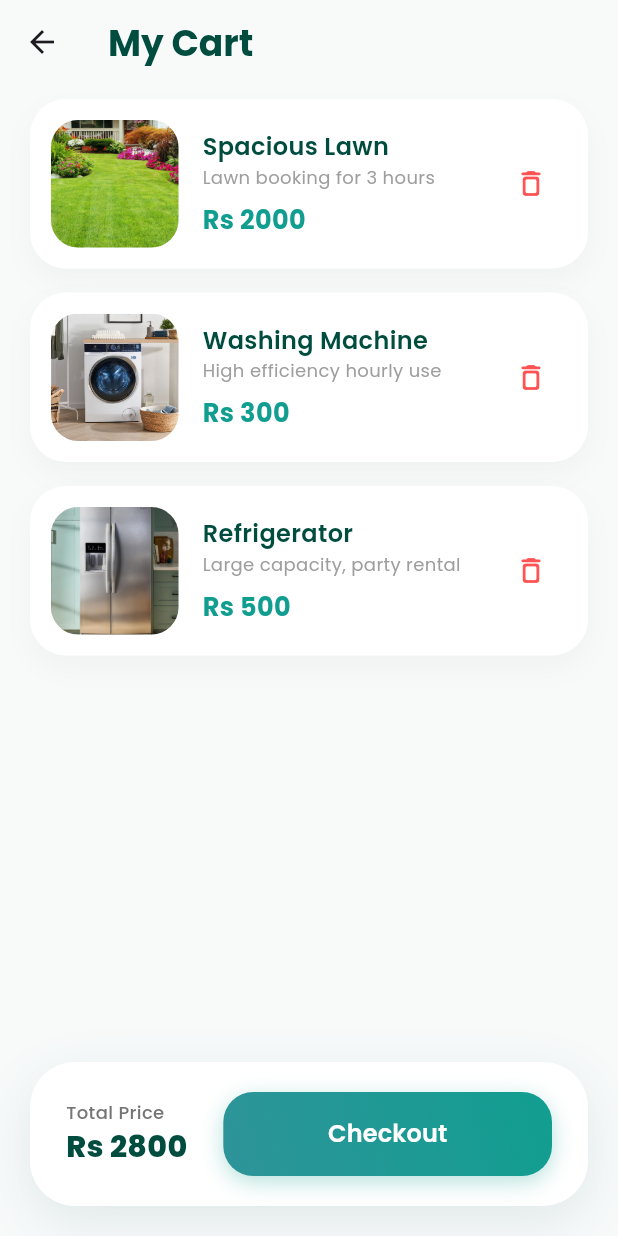
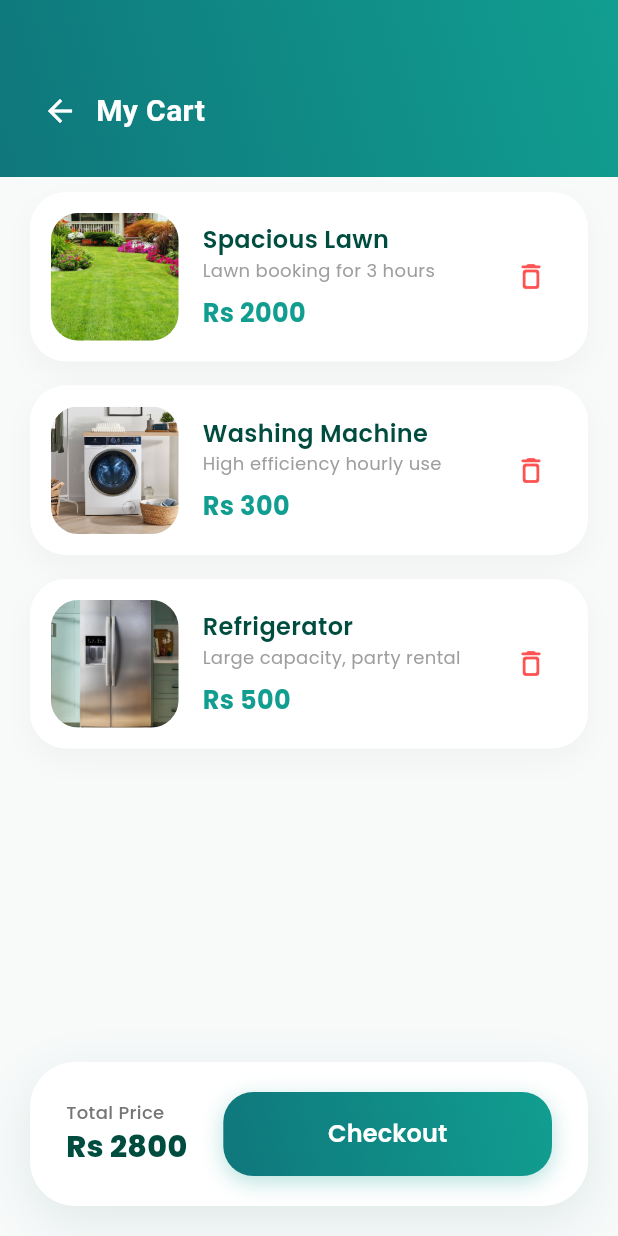
Before and after one commit to Alishba-Sajid/Trade-Aid, a Flutter app: the CartScreen screen opened by its route, on a phone screen of 412 x 824 dp. Run offline on Flutter 3.47's test engine with Material 3 defaults, Android fonts, the phone set to English and light mode, and no system bars; our stand-ins replace geolocator, google_fonts, image_picker.

Commit message:
App bar updtaed

```diff
--- a/frontend/trade_aid_app/lib/screens/cart_screen.dart
+++ b/frontend/trade_aid_app/lib/screens/cart_screen.dart
@@ -16,7 +16,8 @@ class _CartScreenState extends State<CartScreen> {
   static const Color subtleGrey = Color(0xFFF2F2F2);
 
   static const LinearGradient appGradient = LinearGradient(
-    colors: [Color(0xFF2E9499), Color(0xFF119E90)],
+    colors: [Color.fromARGB(255, 15, 119, 124),
+      Color.fromARGB(255, 17, 158, 144),],
     begin: Alignment.bottomLeft,
     end: Alignment.topRight,
   );
@@ -41,9 +42,12 @@ class _CartScreenState extends State<CartScreen> {
   Widget build(BuildContext context) {
     return Scaffold(
       backgroundColor: backgroundLight,
-      body: CustomScrollView(
+      body: Column(
+        children: [
+          _buildHeader(context), // <-- Updated header
+          Expanded(
+            child: CustomScrollView(
               slivers: [
-          _buildModernAppBar(),
                 if (cartItems.isEmpty)
                   SliverFillRemaining(child: _buildEmptyState())
                 else
@@ -58,28 +62,37 @@ class _CartScreenState extends State<CartScreen> {
                   ),
               ],
             ),
+          ),
+        ],
+      ),
       extendBody: true,
       bottomNavigationBar: cartItems.isEmpty ? null : _buildFloatingCheckout(),
     );
   }
 
-  Widget _buildModernAppBar() {
-    return SliverAppBar(
-      floating: true,
-      backgroundColor: backgroundLight.withOpacity(0.8),
-      elevation: 0,
-      centerTitle: false,
-      title: Text(
-        selectionMode ? '${selectedIndexes.length} Selected' : 'My Cart',
-        style: GoogleFonts.poppins(color: darkPrimary, fontWeight: FontWeight.w700, fontSize: 24),
+  /// =======================
+  /// APP BAR (Pending Requests Style)
+  /// =======================
+  Widget _buildHeader(BuildContext context) {
+    return Container(
+      padding: const EdgeInsets.only(top: 50, bottom: 20, left: 16, right: 16),
+      decoration: const BoxDecoration(gradient: appGradient),
+      child: Row(
+        children: [
+          IconButton(
+            icon: const Icon(Icons.arrow_back, color: Colors.white),
+            onPressed: () => Navigator.pop(context),
           ),
-      actions: [
-        if (selectionMode)
-          IconButton(
-            icon: const Icon(Icons.deselect_outlined, color: accentTeal),
-            onPressed: () => setState(() => selectedIndexes.clear()),
+          const Text(
+            'My Cart',
+            style: TextStyle(
+              color: Colors.white,
+              fontSize: 20,
+              fontWeight: FontWeight.w700,
+            ),
           ),
         ],
+      ),
     );
   }
 
@@ -123,7 +136,6 @@ class _CartScreenState extends State<CartScreen> {
           ),
           child: Row(
             children: [
-              // Image container with selection overlay
               Stack(
                 children: [
                   ClipRRect(
@@ -160,7 +172,6 @@ class _CartScreenState extends State<CartScreen> {
                   ],
                 ),
               ),
-              // Delete Button
               IconButton(
                 icon: const Icon(Icons.delete_outline_rounded, color: Colors.redAccent, size: 22),
                 onPressed: () => _removeItem(index),
```
Also changed, not shown: frontend/trade_aid_app/lib/screens/dashboard/dashboard_drawer.dart (+17 -2 lines), frontend/trade_aid_app/lib/screens/product_post.dart (+27 -10 lines), frontend/trade_aid_app/lib/screens/resource_post.dart (+27 -10 lines). Lines whose indentation alone changed are shown as unchanged.
